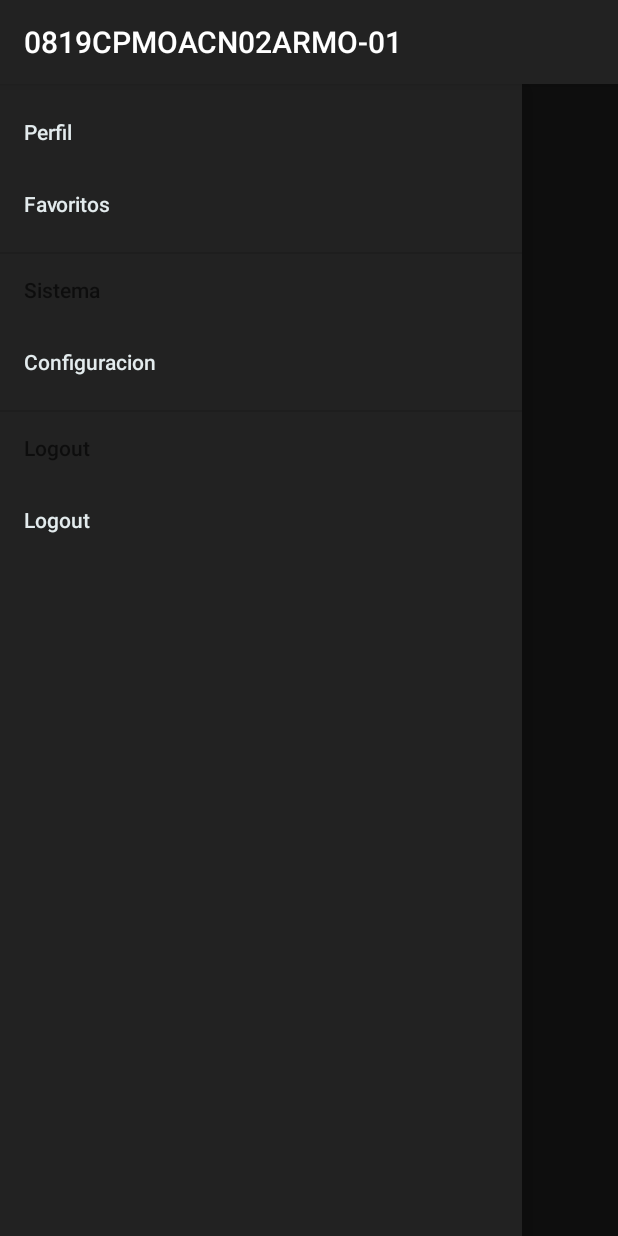
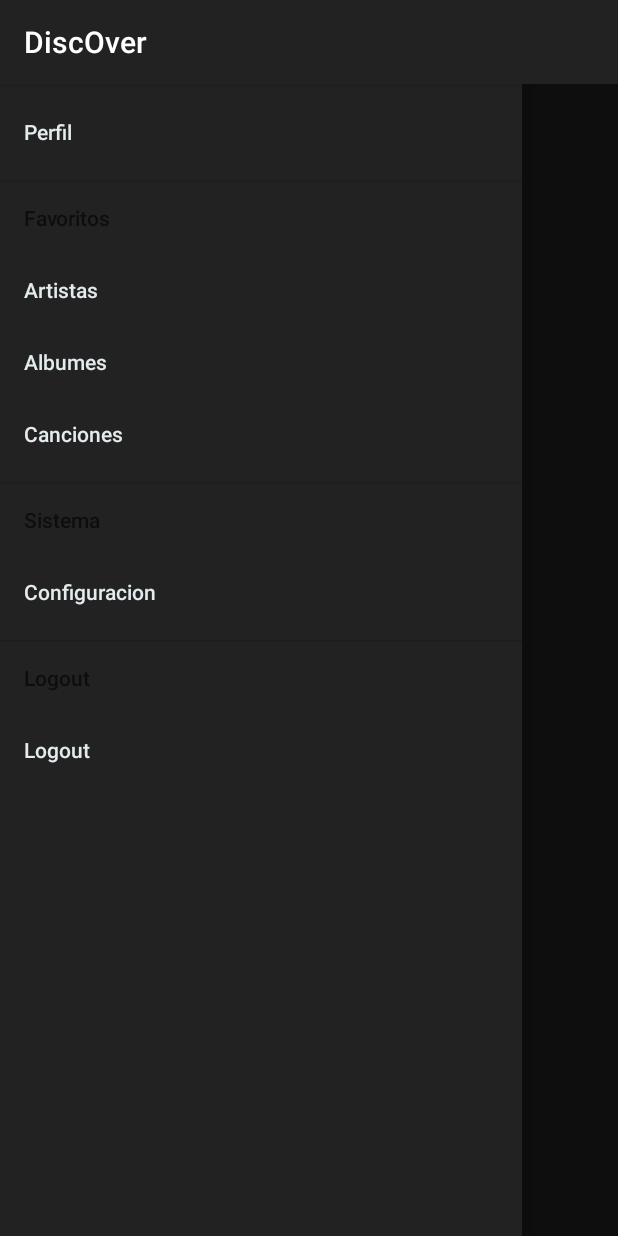
Before and after one commit to sebastianaranda/DiscOverApp, an Android app: the screen it shows after launch (MainActivity), with the side drawer open, on a phone screen of 412 x 824 dp. Run offline under Robolectric (Android 15) with nearby library versions, the light colour scheme and no system bars; pictures from the network do not load.

Commit message:
Agrego elementos al drawer

```diff
--- a/app/src/main/res/menu/main_menu.xml
+++ b/app/src/main/res/menu/main_menu.xml
@@ -5,9 +5,19 @@
         android:id="@+id/mainMenuProfile"
         android:title="Perfil"></item>
 
-    <item
-        android:id="@+id/mainMenuFav"
-        android:title="Favoritos"></item>
+    <item android:title="Favoritos">
+        <menu>
+            <item
+                android:id="@+id/mainMenuFavArtists"
+                android:title="Artistas"/>
+            <item
+                android:id="@+id/mainMenuFavAlbums"
+                android:title="Albumes"/>
+            <item
+                android:id="@+id/mainMenuFavSongs"
+                android:title="Canciones"/>
+        </menu>
+    </item>
 
     <item android:title="Sistema">
         <menu>
--- a/app/src/main/res/values/strings.xml
+++ b/app/src/main/res/values/strings.xml
@@ -1,5 +1,5 @@
 <resources>
-    <string name="app_name">0819CPMOACN02ARMO-01</string>
+    <string name="app_name">DiscOver</string>
     <string name="txt_artist_recycler_albumes">Albumes:</string>
     <string name="txt_main_activity_artists">Artistas</string>
 
```
Also changed, not shown: app/src/main/java/com/digitalhouse/a0819cpmoacn02armo_01/view/MainActivity.java (+8 -2 lines), app/src/main/res/drawable/img_banda_a.jpg (deleted), app/src/main/res/drawable/img_banda_b.jpg (deleted), app/src/main/res/drawable/img_banda_c.jpg (deleted), app/src/main/res/drawable/img_banda_d.jpg (deleted).
